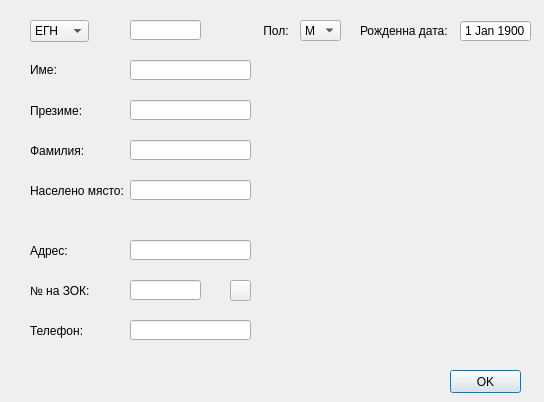
This is src/View/PatientDialog/PatientFormDialog.ui in thefinalcutbg/DinoDent as Qt 5 draws it before an edit. The edited form follows.
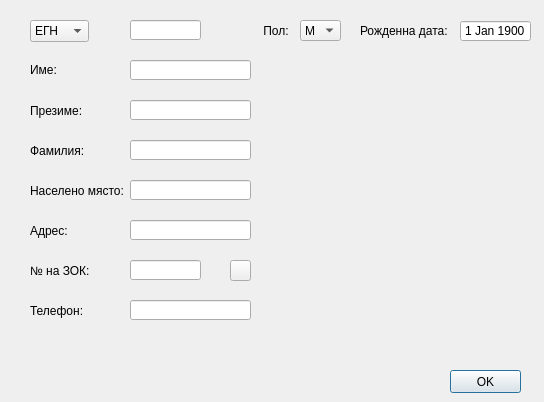
This is the edited form. Custom widgets are drawn as their Qt base class.

Patch:
```diff
--- a/src/View/PatientDialog/PatientFormDialog.ui
+++ b/src/View/PatientDialog/PatientFormDialog.ui
@@ -58,7 +58,7 @@
    <property name="geometry">
     <rect>
      <x>30</x>
-     <y>320</y>
+     <y>300</y>
      <width>71</width>
      <height>21</height>
     </rect>
@@ -71,7 +71,7 @@
    <property name="geometry">
     <rect>
      <x>130</x>
-     <y>240</y>
+     <y>220</y>
      <width>121</width>
      <height>20</height>
     </rect>
@@ -87,7 +87,7 @@
    <property name="geometry">
     <rect>
      <x>130</x>
-     <y>320</y>
+     <y>300</y>
      <width>121</width>
      <height>20</height>
     </rect>
@@ -129,7 +129,7 @@
    <property name="geometry">
     <rect>
      <x>30</x>
-     <y>240</y>
+     <y>220</y>
      <width>47</width>
      <height>21</height>
     </rect>
@@ -155,7 +155,7 @@
    <property name="geometry">
     <rect>
      <x>130</x>
-     <y>280</y>
+     <y>260</y>
      <width>71</width>
      <height>20</height>
     </rect>
@@ -341,7 +341,7 @@
    <property name="geometry">
     <rect>
      <x>30</x>
-     <y>280</y>
+     <y>260</y>
      <width>71</width>
      <height>21</height>
     </rect>
@@ -363,19 +363,6 @@
     <number>50</number>
    </property>
   </widget>
-  <widget class="QLabel" name="codeLabel">
-   <property name="geometry">
-    <rect>
-     <x>130</x>
-     <y>210</y>
-     <width>271</width>
-     <height>21</height>
-    </rect>
-   </property>
-   <property name="text">
-    <string/>
-   </property>
-  </widget>
   <widget class="QLabel" name="errorLabel">
    <property name="geometry">
     <rect>
@@ -396,7 +383,7 @@
    <property name="geometry">
     <rect>
      <x>230</x>
-     <y>280</y>
+     <y>260</y>
      <width>21</width>
      <height>21</height>
     </rect>
```
